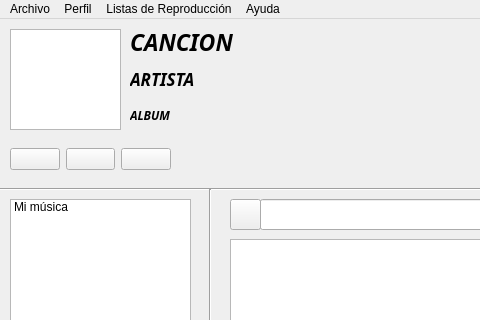
This is src/graphic.ui in nico4021/LNMusic as Qt 5 draws it before an edit; both pictures show x 0 to 480 and y 0 to 320 of the 800 by 609 pixel window. The edited form follows.
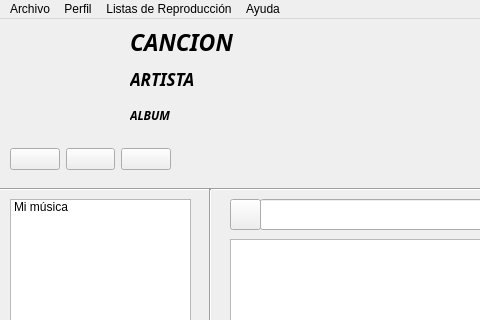
This is the edited form. Icons and pictures are not drawn.

Diff of the .ui file:
```diff
--- a/src/graphic.ui
+++ b/src/graphic.ui
@@ -95,16 +95,6 @@
     </property>
     <layout class="QHBoxLayout" name="seekLayout"/>
    </widget>
-   <widget class="QGraphicsView" name="gvImagen">
-    <property name="geometry">
-     <rect>
-      <x>10</x>
-      <y>10</y>
-      <width>111</width>
-      <height>101</height>
-     </rect>
-    </property>
-   </widget>
    <widget class="QWidget" name="verticalLayoutWidget">
     <property name="geometry">
      <rect>
@@ -310,6 +300,19 @@
      <string>00:00</string>
     </property>
    </widget>
+   <widget class="QLabel" name="label">
+    <property name="geometry">
+     <rect>
+      <x>10</x>
+      <y>10</y>
+      <width>111</width>
+      <height>91</height>
+     </rect>
+    </property>
+    <property name="text">
+     <string>&lt;center&gt;&lt;img src=&quot;img/chanchito.png&quot; /&gt;&lt;/center&gt;</string>
+    </property>
+   </widget>
   </widget>
   <widget class="QMenuBar" name="menubar">
    <property name="geometry">
```
